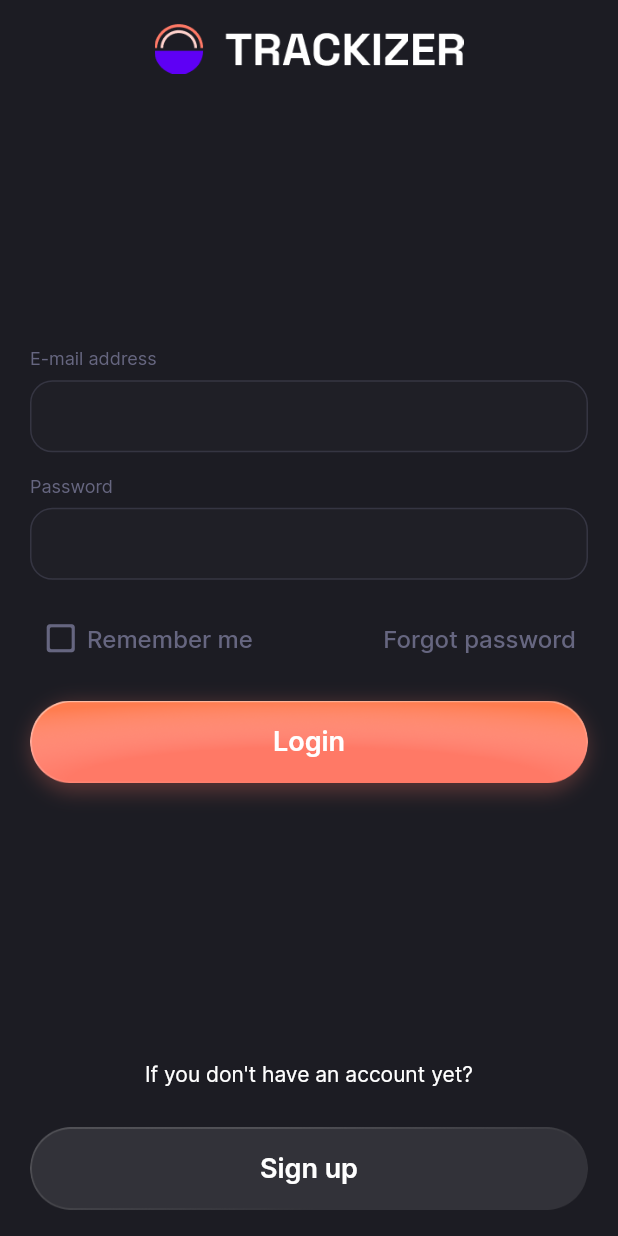
After one commit to phizura/personal-finance, a Flutter app: the SignUpView screen opened directly, after a tap on "Sign in", on a phone screen of 412 x 824 dp. The commit adds this screen. Run offline on Flutter 3.47's test engine with Material 3 defaults, Android fonts, the phone set to English and light mode, and no system bars.

Commit message:
feat(auth): sign in view

```diff
--- /dev/null
+++ b/lib/view/login/sign_in_view.dart
@@ -0,0 +1,114 @@
+import 'package:flutter/material.dart';
+import 'package:personal_finance/common/widgets/primary_button.dart';
+import 'package:personal_finance/common/widgets/round_textfield.dart';
+import 'package:personal_finance/view/login/sign_up_view.dart';
+
+import '../../common/color_extension.dart';
+import '../../common/widgets/secondary_button.dart';
+
+class SignInView extends StatefulWidget {
+  const SignInView({super.key});
+
+  @override
+  State<SignInView> createState() => _SignInViewState();
+}
+
+class _SignInViewState extends State<SignInView> {
+  TextEditingController txtEmail = TextEditingController();
+  TextEditingController txtPassword = TextEditingController();
+  bool isRemember = false;
+
+  @override
+  Widget build(BuildContext context) {
+    var media = MediaQuery.sizeOf(context);
+    return Scaffold(
+      backgroundColor: TColor.gray80,
+      body: SafeArea(
+        child: Padding(
+          padding: const EdgeInsets.symmetric(vertical: 15.0, horizontal: 20.0),
+          child: Column(
+            crossAxisAlignment: CrossAxisAlignment.center,
+            children: [
+              Image.asset(
+                'assets/images/app_logo.png',
+                width: media.width * 0.5,
+                fit: BoxFit.contain,
+              ),
+              const Spacer(),
+              RoundTextField(
+                label: 'E-mail address',
+                controller: txtEmail,
+                keyboardType: TextInputType.emailAddress,
+              ),
+              const SizedBox(
+                height: 15,
+              ),
+              RoundTextField(
+                label: 'Password',
+                controller: txtPassword,
+                obscureText: true,
+              ),
+              const SizedBox(
+                height: 15,
+              ),
+              Row(
+                mainAxisAlignment: MainAxisAlignment.spaceBetween,
+                children: [
+                  TextButton(
+                    onPressed: () {
+                      setState(() {
+                        isRemember = !isRemember;
+                      });
+                    },
+                    child: Row(
+                      mainAxisSize: MainAxisSize.min,
+                      children: [
+                        Icon(
+                          isRemember
+                              ? Icons.check_box_rounded
+                              : Icons.check_box_outline_blank_rounded,
+                          size: 25,
+                          color: TColor.gray50,
+                        ),
+                        const SizedBox(
+                          width: 5,
+                        ),
+                        Text('Remember me',
+                            style: TextStyle(
+                                color: TColor.secondaryText, fontSize: 16)),
+                      ],
+                    ),
+                  ),
+                  TextButton(
+                      onPressed: () {},
+                      child: Text('Forgot password',
+                          style: TextStyle(
+                              color: TColor.secondaryText, fontSize: 16))),
+                ],
+              ),
+              const SizedBox(
+                height: 15,
+              ),
+              PrimaryButton(title: 'Login', onPressed: () {}),
+              const Spacer(),
+              Text('If you don\'t have an account yet?',
+                  textAlign: TextAlign.center,
+                  style: TextStyle(color: TColor.primaryText, fontSize: 14)),
+              const SizedBox(
+                height: 25,
+              ),
+              SecondaryButton(
+                  title: "Sign up",
+                  onPressed: () {
+                    Navigator.push(context,
+                        MaterialPageRoute(builder: (context) {
+                      return const SignUpView();
+                    }));
+                  }),
+            ],
+          ),
+        ),
+      ),
+    );
+  }
+}
--- a/lib/view/login/sign_up_view.dart
+++ b/lib/view/login/sign_up_view.dart
@@ -93,9 +93,15 @@ class _SignUpViewState extends State<SignUpView> {
               const SizedBox(
                 height: 15,
               ),
-              Text(
-                  'Use 8 or more characters with a mix of letters, numbers & symbols.',
-                  style: TextStyle(color: TColor.secondaryText, fontSize: 14)),
+              Row(
+                mainAxisAlignment: MainAxisAlignment.start,
+                children: [
+                  Text(
+                      'Use 8 or more characters with a mix of letters, \nnumbers & symbols.',
+                      style:
+                          TextStyle(color: TColor.secondaryText, fontSize: 14)),
+                ],
+              ),
               const SizedBox(
                 height: 35,
               ),
```
